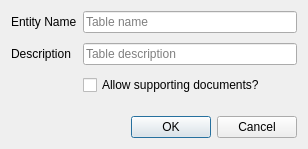
Above: ui/wizard/ui_entity.ui from gltn/stdm before the change. Below: the same form after it.
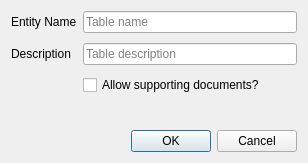
That is the form after the change.

Commit message: Increased the size of the entity dialog

The edit to the form file:
```diff
--- a/ui/wizard/ui_entity.ui
+++ b/ui/wizard/ui_entity.ui
@@ -7,7 +7,7 @@
     <x>0</x>
     <y>0</y>
     <width>308</width>
-    <height>149</height>
+    <height>163</height>
    </rect>
   </property>
   <property name="maximumSize">
```
The commit also changes 1 other file.
